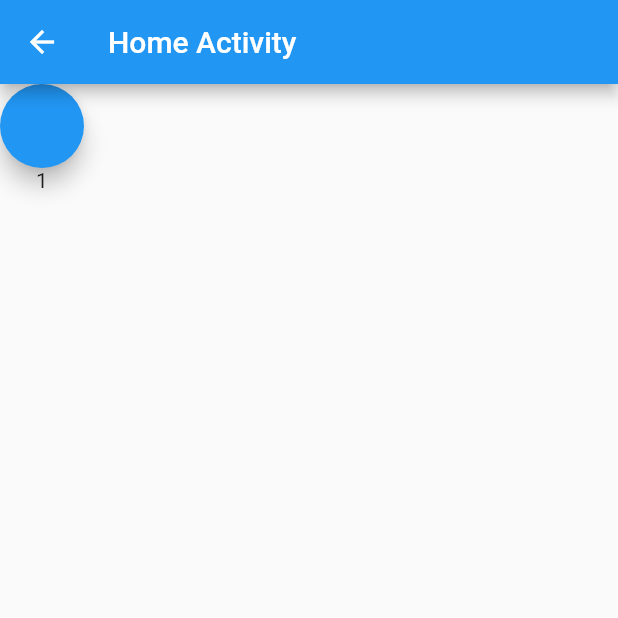
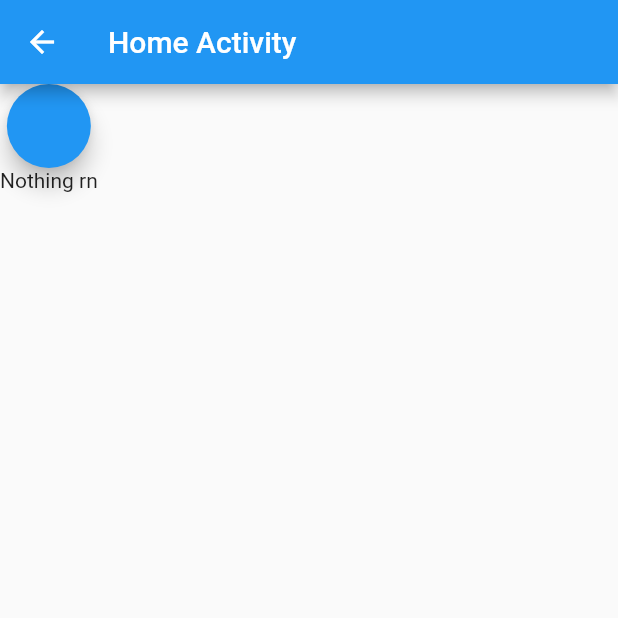
Before and after one commit to RhyshaKachari/la_brise_app, a Flutter app: the screen it shows after launch, after a tap on "Go to Home", on a phone screen of 412 x 824 dp, the top half of it. Run offline on Flutter 3.47's test engine with Material 2 defaults, Android fonts, the phone set to English and light mode, and no system bars; missing offline and left inert: flutter_config.

Commit message:
removed get func and counter

```diff
--- a/lib/Activity/home.dart
+++ b/lib/Activity/home.dart
@@ -3,6 +3,7 @@ import 'package:http_parser/http_parser.dart';
 import 'package:flutter/material.dart';
 import 'package:http/http.dart' as http;
 import 'package:flutter_config/flutter_config.dart';
+import 'package:la_brise/Worker/worker.dart';
 
 class Home extends StatefulWidget {
   const Home({Key? key}) : super(key: key);
@@ -16,21 +17,11 @@ String username = "" ;
 
 //Async = Functions Start But Return some delayed
   //Future.delayed - Function start after some delayed
-  void getData() async{
-    String api_url = await FlutterConfig.get('API_URL');
-    final response = await http.get(Uri.parse(api_url));
-      Map data =  jsonDecode(response.body);
-      Map temp_data = data['main'];
-      double temp = temp_data['temp'];
-      print(temp);
-
-  }
 
   int counter = 1;
   @override
   void initState() {
     super.initState();
-    getData();
     print("This is an init state");
   }
   @override
@@ -56,10 +47,9 @@ String username = "" ;
         children: <Widget>[
           FloatingActionButton(
             onPressed: () => setState(() {
-              counter += 1 ;
             }),
           ),
-          Text("$counter"),
+          Text("Nothing rn"),
         ],
       )
       ,
```
